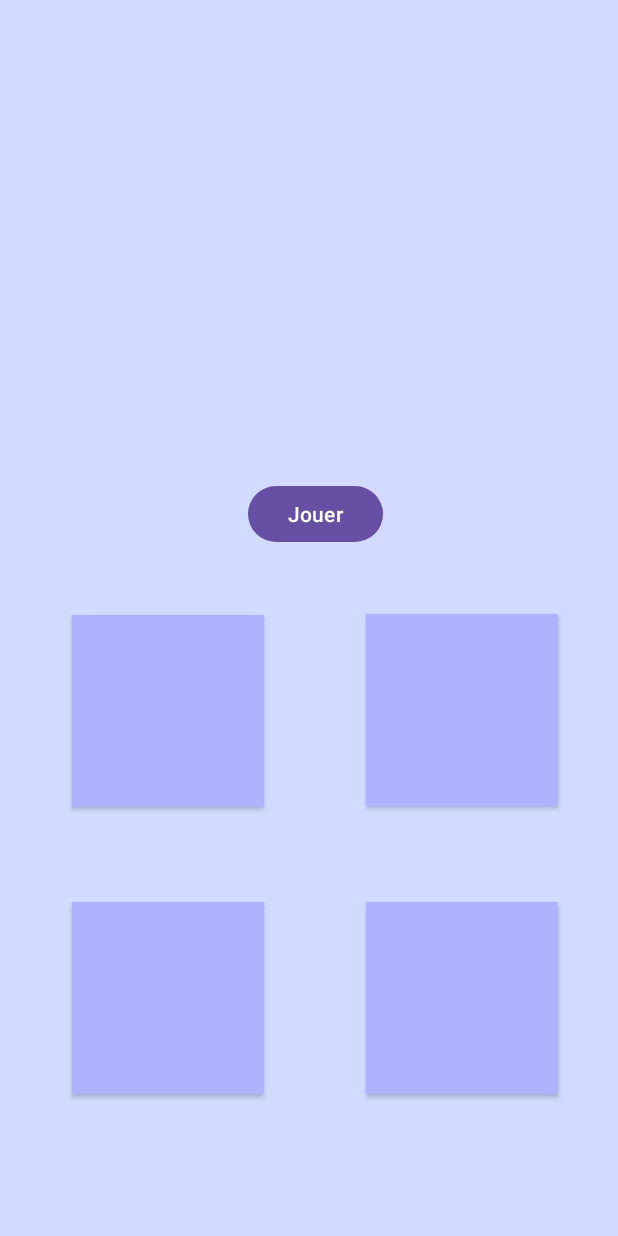
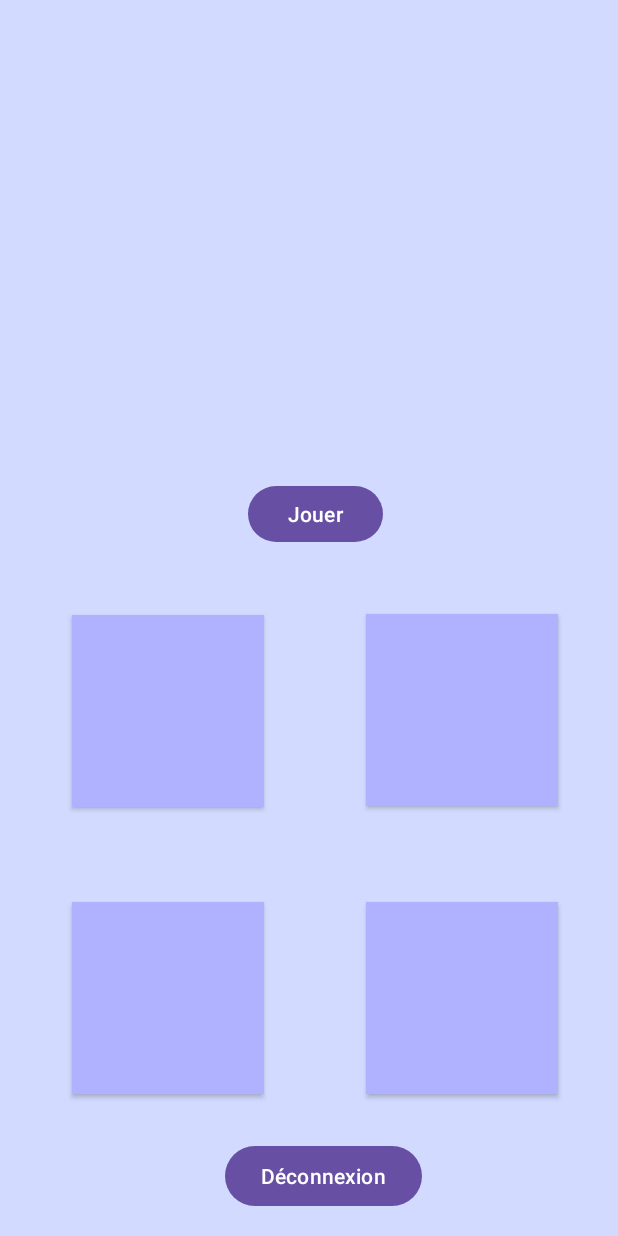
Before and after one commit to Azguegou/AppMobProject, an Android app: the SimonActivity screen opened directly, with no data from a screen before it, on a phone screen of 412 x 824 dp. Run offline under Robolectric (Android 15) with nearby library versions, the phone set to English and light mode, and no system bars.

Commit message:
ADD : Bouton Déconnexion

```diff
--- a/app/src/main/java/com/example/tp1a/SimonActivity.kt
+++ b/app/src/main/java/com/example/tp1a/SimonActivity.kt
@@ -1,5 +1,6 @@
 package com.example.tp1a
 
+import android.content.Intent
 import android.graphics.Color
 import android.os.Bundle
 import android.os.Handler
@@ -19,6 +20,7 @@ class SimonActivity : AppCompatActivity() {
     private lateinit var btn3: Button
     private lateinit var btn4: Button
     private lateinit var btnJouer: Button
+    private lateinit var btnDeco: Button
 
     override fun onCreate(savedInstanceState: Bundle?) {
         WindowCompat.setDecorFitsSystemWindows(window, false)
@@ -31,9 +33,14 @@ class SimonActivity : AppCompatActivity() {
         btn3 = findViewById(R.id.simonButton3)
         btn4 = findViewById(R.id.simonButton4)
         btnJouer = findViewById(R.id.buttonJouer)
+        btnDeco = findViewById(R.id.buttonDeco)
 
         btnJouer.setOnClickListener() {
             party()
+        }
+        btnDeco.setOnClickListener() {
+            val intent = Intent(this@SimonActivity, LoginActivity::class.java)
+            startActivity(intent)
         }
     }
 
--- a/app/src/main/res/layout/simon.xml
+++ b/app/src/main/res/layout/simon.xml
@@ -56,4 +56,13 @@
 
         android:text="Jouer" />
 
+    <Button
+        android:id="@+id/buttonDeco"
+        android:layout_width="wrap_content"
+        android:layout_height="wrap_content"
+
+        android:layout_marginStart="150dp"
+        android:layout_marginTop="760dp"
+        android:text="Déconnexion" />
+
 </RelativeLayout>
```
